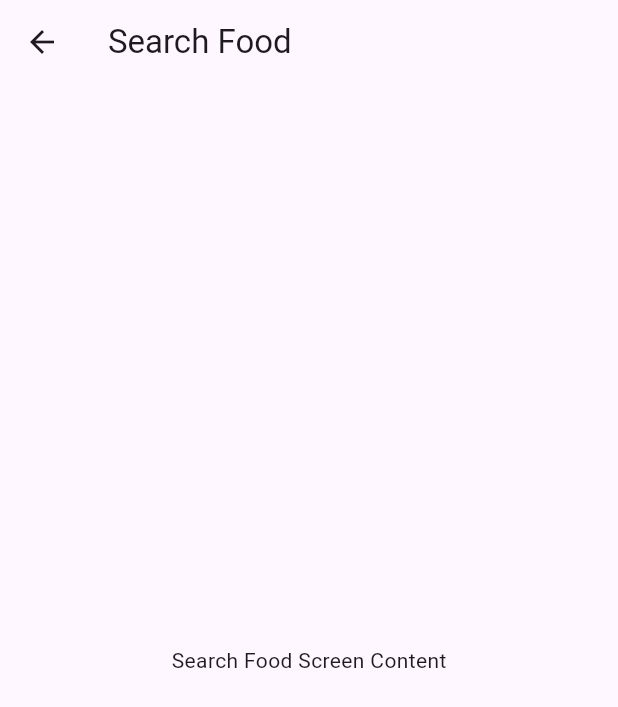
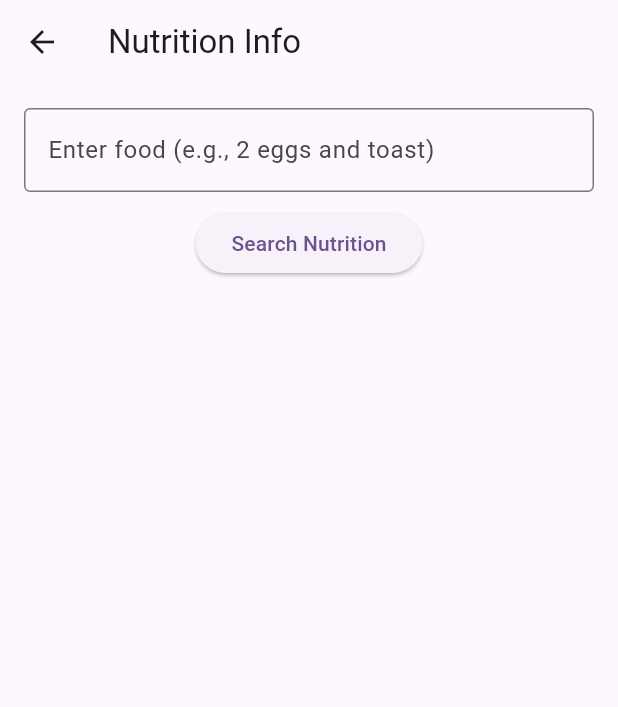
Before and after one commit to Thanaphum-6510110194/G6-Health-Tracking, a Flutter app: the MealLoggingScreen screen opened by its route, after a tap on "Search Food", on a phone screen of 412 x 824 dp. Shown: the top 707 px of the screen. Run offline on Flutter 3.47's test engine with Material 3 defaults, Android fonts, the phone set to English and light mode, and no system bars; our stand-ins replace cloud_firestore, firebase_auth, firebase_core, firebase_messaging, flutter_local_notifications, image_picker and 1 more; accounts and stored records are empty.

Commit message:
add search_food page (using api)

```diff
--- a/lib/screens/meal_logging.dart
+++ b/lib/screens/meal_logging.dart
@@ -1,4 +1,5 @@
 import 'package:flutter/material.dart';
+import 'search_food.dart';
 import 'take_photo.dart';
 
 class TakePhotoScreen extends StatelessWidget {
@@ -8,17 +9,6 @@ class TakePhotoScreen extends StatelessWidget {
     return Scaffold(
       appBar: AppBar(title: const Text('Take Photo')),
       body: const Center(child: Text('Take Photo Screen Content')),
-    );
-  }
-}
-
-class SearchFoodScreen extends StatelessWidget {
-  const SearchFoodScreen({super.key});
-  @override
-  Widget build(BuildContext context) {
-    return Scaffold(
-      appBar: AppBar(title: const Text('Search Food')),
-      body: const Center(child: Text('Search Food Screen Content')),
     );
   }
 }
@@ -191,7 +181,7 @@ class _MealLoggingScreenState extends State<MealLoggingScreen> {
               Navigator.push(
                 context,
                 MaterialPageRoute(
-                  builder: (context) => const SearchFoodScreen(),
+                  builder: (context) => NutritionScreen(),
                 ),
               );
             },
--- /dev/null
+++ b/lib/screens/search_food.dart
@@ -0,0 +1,100 @@
+import 'package:flutter/material.dart';
+import '../nutrition_api/nutrition_api.dart';
+
+void main() {
+  runApp(NutritionApp());
+}
+
+class NutritionApp extends StatelessWidget {
+  @override
+  Widget build(BuildContext context) {
+    return MaterialApp(
+      title: 'Nutritionix Example',
+      home: NutritionScreen(),
+    );
+  }
+}
+
+class NutritionScreen extends StatefulWidget {
+  @override
+  _NutritionScreenState createState() => _NutritionScreenState();
+}
+
+class _NutritionScreenState extends State<NutritionScreen> {
+  final TextEditingController _controller = TextEditingController();
+  Map<String, dynamic>? _nutritionData;
+  String _error = '';
+  bool _loading = false;
+
+  void _searchNutrition() async {
+    final query = _controller.text.trim();
+    if (query.isEmpty) return;
+
+    setState(() {
+      _loading = true;
+      _error = '';
+      _nutritionData = null;
+    });
+
+    try {
+      final result = await fetchNutritionixData(query);
+      setState(() {
+        _nutritionData = result['foods'][0];
+      });
+    } catch (e) {
+      setState(() {
+        _error = e.toString();
+      });
+    } finally {
+      setState(() {
+        _loading = false;
+      });
+    }
+  }
+
+  Widget _buildNutritionInfo() {
+    if (_nutritionData == null) return SizedBox();
+
+    return Column(
+      crossAxisAlignment: CrossAxisAlignment.start,
+      children: [
+        Text("🍽️ ${_nutritionData!['food_name']}", style: TextStyle(fontSize: 20, fontWeight: FontWeight.bold)),
+        Text("🔥 Calories: ${_nutritionData!['nf_calories']} kcal"),
+        Text("💪 Protein: ${_nutritionData!['nf_protein']} g"),
+        Text("🍟 Fat: ${_nutritionData!['nf_total_fat']} g"),
+        Text("🍞 Carbs: ${_nutritionData!['nf_total_carbohydrate']} g"),
+      ],
+    );
+  }
+
+  @override
+  Widget build(BuildContext context) {
+    return Scaffold(
+      appBar: AppBar(title: Text('Nutrition Info')),
+      body: Padding(
+        padding: const EdgeInsets.all(16.0),
+        child: Column(
+          children: [
+            TextField(
+              controller: _controller,
+              decoration: InputDecoration(
+                labelText: 'Enter food (e.g., 2 eggs and toast)',
+                border: OutlineInputBorder(),
+              ),
+              onSubmitted: (_) => _searchNutrition(),
+            ),
+            SizedBox(height: 10),
+            ElevatedButton(
+              onPressed: _searchNutrition,
+              child: Text('Search Nutrition'),
+            ),
+            SizedBox(height: 20),
+            if (_loading) CircularProgressIndicator(),
+            if (_error.isNotEmpty) Text("❌ $_error", style: TextStyle(color: Colors.red)),
+            if (_nutritionData != null) _buildNutritionInfo(),
+          ],
+        ),
+      ),
+    );
+  }
+}
```
Also changed, not shown: lib/nutrition_api/nutrition_api.dart (added, +26 -0 lines).
